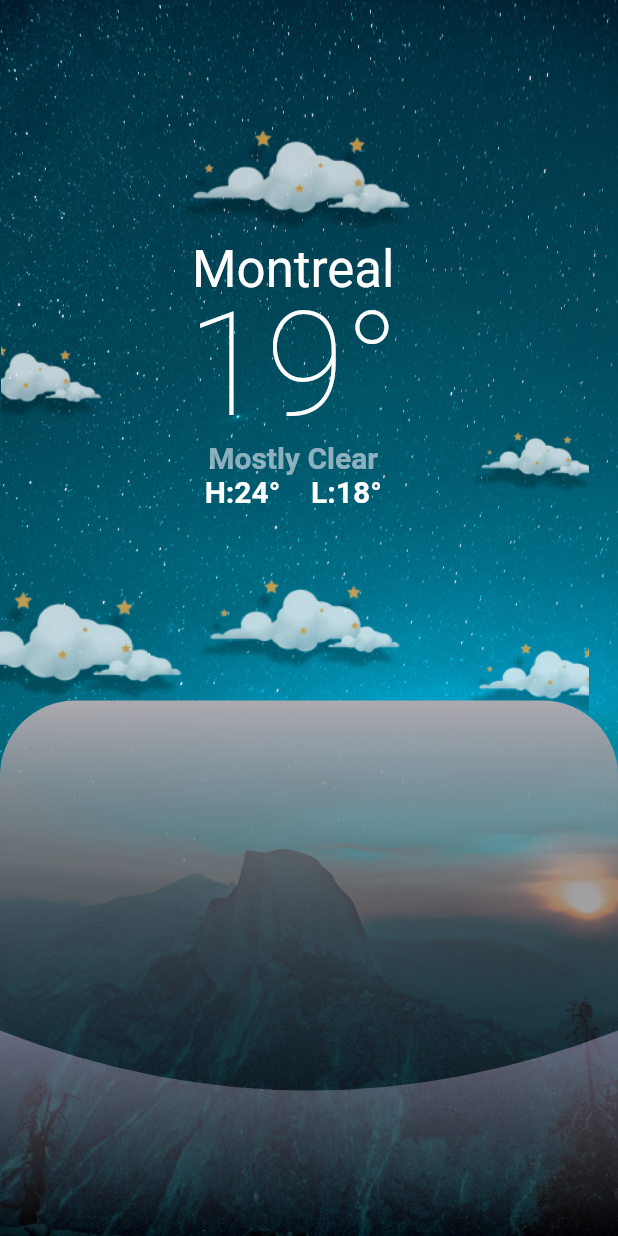
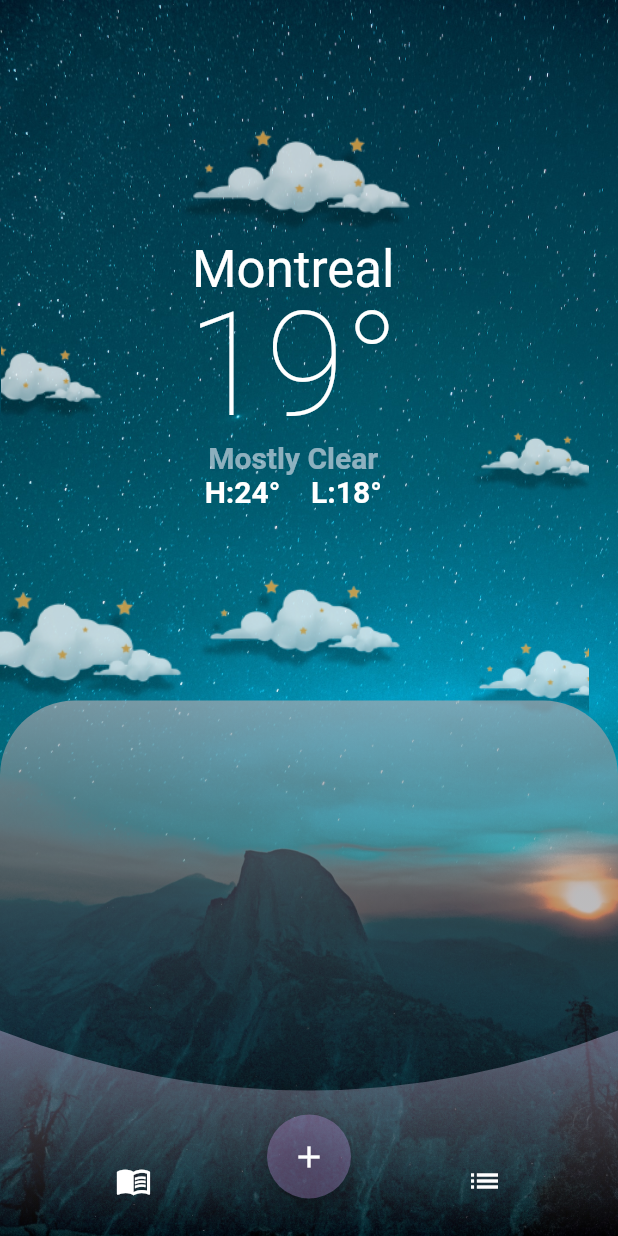
Before and after one commit to rahulmukh1ya/weather_ui, a Flutter app: the screen it shows after launch, on a phone screen of 412 x 824 dp. Run offline on Flutter 3.47's test engine with Material 2 defaults, Android fonts, the phone set to English and light mode, and no system bars.

Commit message:
Added buttons

```diff
--- a/lib/main.dart
+++ b/lib/main.dart
@@ -187,8 +187,7 @@ class MyHomePage extends StatelessWidget {
             Align(
                 alignment: Alignment.bottomCenter,
                 child: Container(
-                  // color: Colors.transparent,
-                  height: 356.92,
+                  height: 356.92, //356.92
                   decoration: const BoxDecoration(
                     borderRadius: BorderRadius.only(
                       topLeft: Radius.circular(50.0),
@@ -198,7 +197,7 @@ class MyHomePage extends StatelessWidget {
                       begin: Alignment.topRight,
                       end: Alignment.bottomRight,
                       colors: [
-                        Color(0xFFACAAB0),
+                        Color(0xB0ACAAB0),
                         Color(0x00000000),
                       ],
                     ),
@@ -216,13 +215,27 @@ class MyHomePage extends StatelessWidget {
                           ],
                         ),
                       ),
-                      child: const Row(
-                        mainAxisAlignment: MainAxisAlignment.spaceEvenly,
-                        children: <Widget>[
-                          Icon(Icons.menu),
-                          Icon(Icons.add),
-                          Icon(Icons.list),
-                        ],
+                      child: Padding(
+                        padding: const EdgeInsets.only(bottom: 25.0),
+                        child: Row(
+                          mainAxisAlignment: MainAxisAlignment.spaceEvenly,
+                          crossAxisAlignment: CrossAxisAlignment.end,
+                          children: <Widget>[
+                            const Icon(
+                              Icons.menu_book,
+                              color: Colors.white,
+                            ),
+                            FloatingActionButton(
+                              onPressed: () {},
+                              backgroundColor: const Color(0x4FD0A2F3),
+                              child: const Icon(Icons.add),
+                            ),
+                            const Icon(
+                              Icons.list,
+                              color: Colors.white,
+                            ),
+                          ],
+                        ),
                       ),
                     ),
                   ),
@@ -250,13 +263,6 @@ class CustomClipPath extends CustomClipper<Path> {
     path.lineTo(0, 220);
 
     path.close();
-    // path.quadraticBezierTo(
-    //   w * 0.5,
-    //   h + 100,
-    //   w,
-    //   h,
-    // );
-    // path.moveTo(w, 281);
     return path;
   }
 
```
